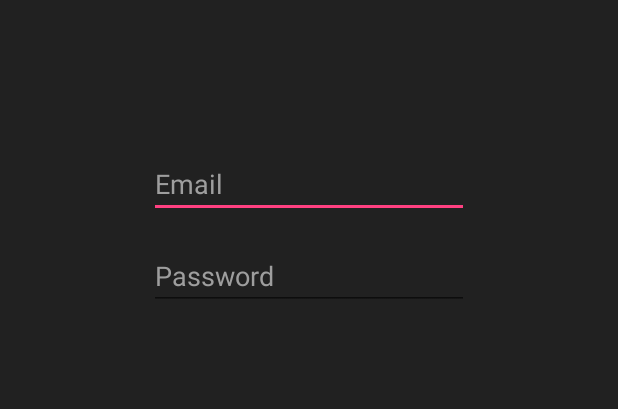
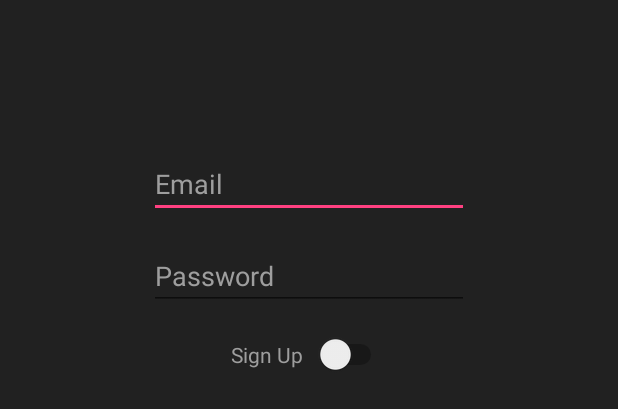
Before and after one commit to mog96/Kontax, an Android app: the layout activity_login.xml on its own in the app's theme, with its tools: preview values and no code run, on a phone screen of 412 x 824 dp. Shown: the top 409 px of the screen. Run offline under Robolectric (Android 15) with nearby library versions, the phone set to English and light mode, and no system bars.

Commit message:
Unifies login and signup with toggle switch. Functional.

```diff
--- a/app/src/main/res/layout/activity_login.xml
+++ b/app/src/main/res/layout/activity_login.xml
@@ -34,5 +34,16 @@
 
         android:layout_marginTop="16dp"
         android:layout_gravity="center_horizontal" />
+
+    <Switch
+        android:id="@+id/switch_signup_toggle"
+        android:layout_width="wrap_content"
+        android:layout_height="wrap_content"
+        android:text="@string/action_sign_up"
+        android:textColor="@color/colorPrimaryLight"
+        android:switchPadding="8dp"
+
+        android:layout_marginTop="16dp"
+        android:layout_gravity="center_horizontal"/>
 </LinearLayout>
 </layout>
--- a/app/src/main/res/values/strings.xml
+++ b/app/src/main/res/values/strings.xml
@@ -11,4 +11,6 @@
     <string name="email_label">Email</string>
     <string name="phone_label">Phone</string>
     <string name="password_hint">Password</string>
+    <string name="action_log_in">Log In</string>
+    <string name="action_sign_up">Sign Up</string>
 </resources>
```
Also changed, not shown: app/src/main/java/com/mog/kontax/kontax/LoginActivity.java (+41 -12 lines).
